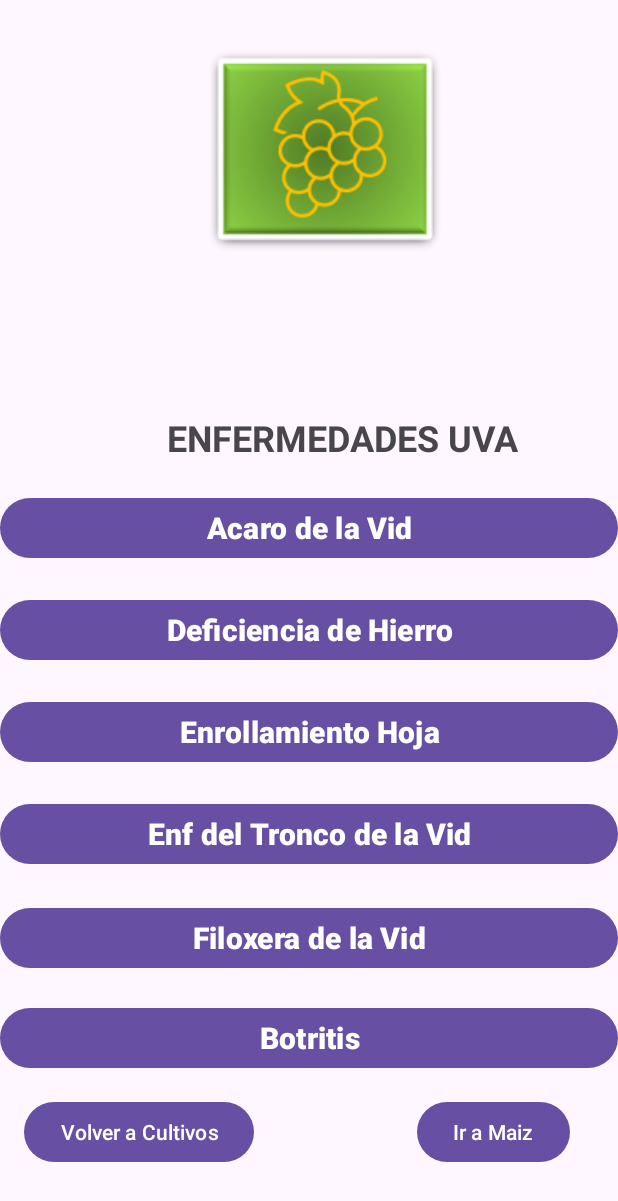
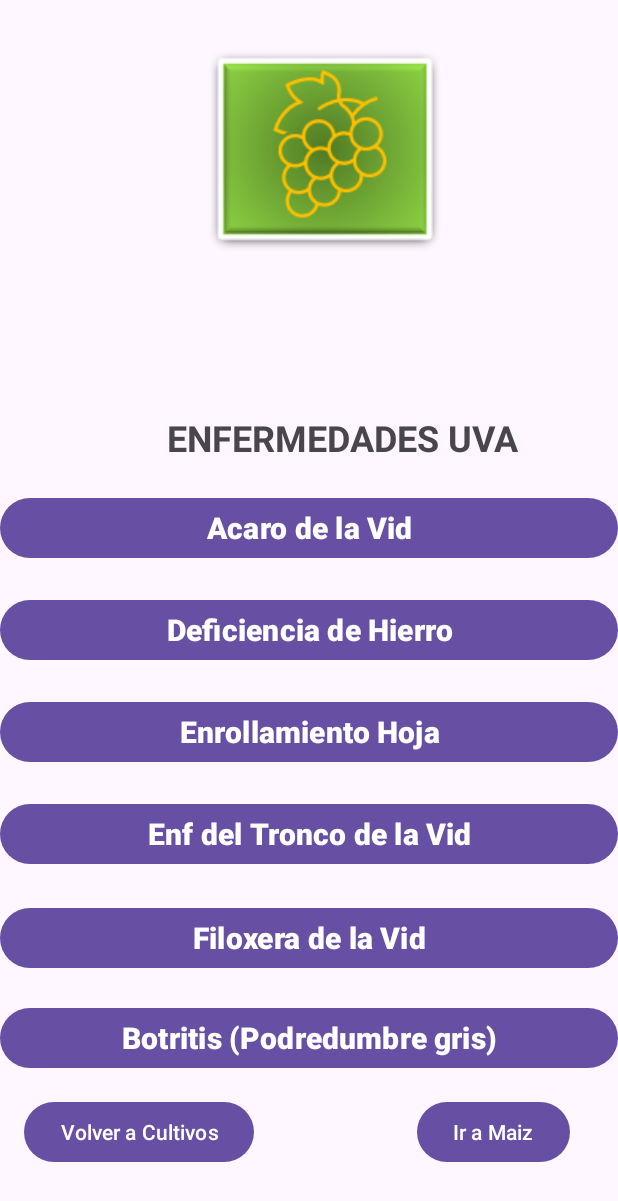
Before and after one commit to CamilaGiudice/parcial-1-am-acn4bv-barreiro-giudice-roldan, an Android app: the Enfermedades_Uva screen opened directly, with no data from a screen before it, on a phone screen of 412 x 824 dp. Shown: the top 1201 px of the screen. Run offline under Robolectric (Android 15) with nearby library versions, the phone set to English and light mode, and no system bars.

Commit message:
Cambio en string: redaccion del nombre de la nueva enfermedad Botritis, con nombre menos técnico

```diff
--- a/app/src/main/res/values/strings.xml
+++ b/app/src/main/res/values/strings.xml
@@ -225,6 +225,6 @@ La cosecha, también llamada  siega, comienza cuando los tallos del trigo ya per
     <string name="mancha_negra">Mancha Negra</string>
     <string name="clorosis">Clorosis</string>
     <string name="enfermedades_limon">ENFERMEDADES LIMON</string>
-    <string name="botritis">Botritis</string>
+    <string name="botritis">Botritis (Podredumbre gris)</string>
 
 </resources>
```
